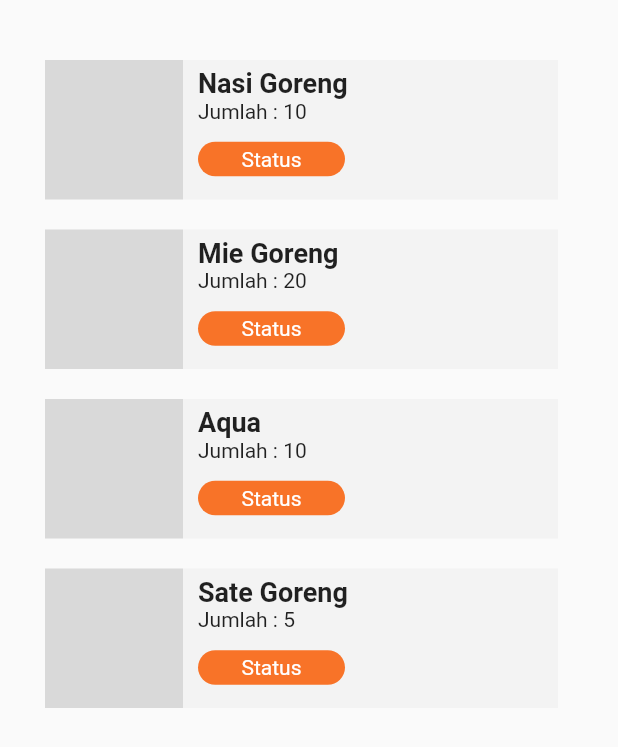
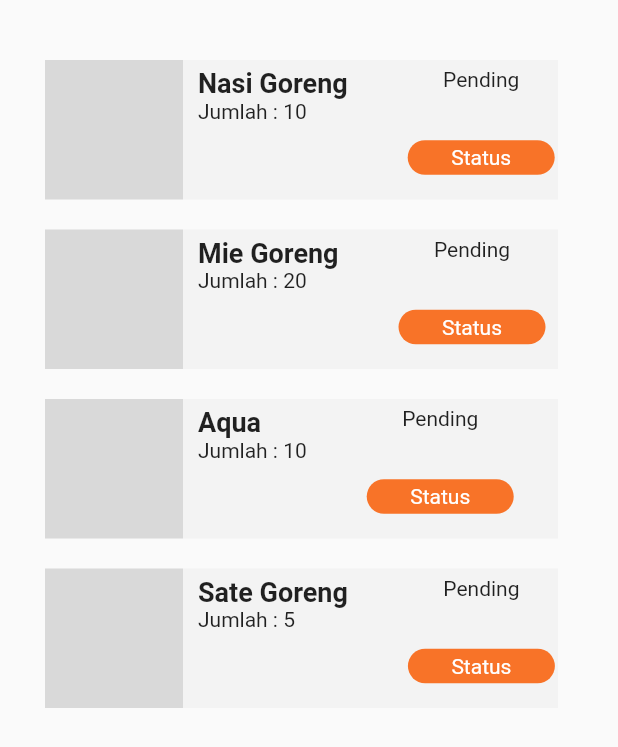
Before and after one commit to DhafinFawwaz/ITBCafeteriaSeller, a Flutter app: the Order_Product screen opened directly, on a phone screen of 412 x 824 dp. Shown: the top 747 px of the screen. Run offline on Flutter 3.47's test engine with Material 2 defaults, Android fonts, the light colour scheme and no system bars; our stand-ins replace group_button, image_picker; missing offline and left inert: api_cache_manager.

Commit message:
Slight adjustment

```diff
--- a/lib/screens/order/order_by_product.dart
+++ b/lib/screens/order/order_by_product.dart
@@ -49,22 +49,39 @@
             width: 250,
             height: 93,
             color: Color(0xfff3f3f3),
-            child:
+            child: Row(
+              children: [
                 Column(crossAxisAlignment: CrossAxisAlignment.start, children: [
                   Text(namaProduk,
-                  style: TextStyle(fontSize: 18, fontWeight: FontWeight.w700)),
+                      style:
+                          TextStyle(fontSize: 18, fontWeight: FontWeight.w700)),
                   Text("Jumlah : $jumlah"),
+                ]),
+                SizedBox(
+                  width: 40,
+                ),
+                Column(
+                  children: [
+                    Text("Pending"),
+                    SizedBox(
+                      height: 20,
+                    ),
                     RoundedButton(
                         text: "Status",
                         borderRadius: BorderRadius.circular(22),
                         color: Color(0xffF87328),
                         onPressed: () {
-                    Navigator.push(context,
-                        MaterialPageRoute(builder: (context) => StatusOrder()));
+                          Navigator.push(
+                              context,
+                              MaterialPageRoute(
+                                  builder: (context) => StatusOrder()));
                         },
                         height: 23,
                         width: 98)
-            ])),
+                  ],
+                )
+              ],
+            )),
       ],
     );
   }
```
Also changed, not shown: lib/screens/order/statusOrder.dart (+8 -9 lines). Lines whose indentation alone changed are shown as unchanged.
